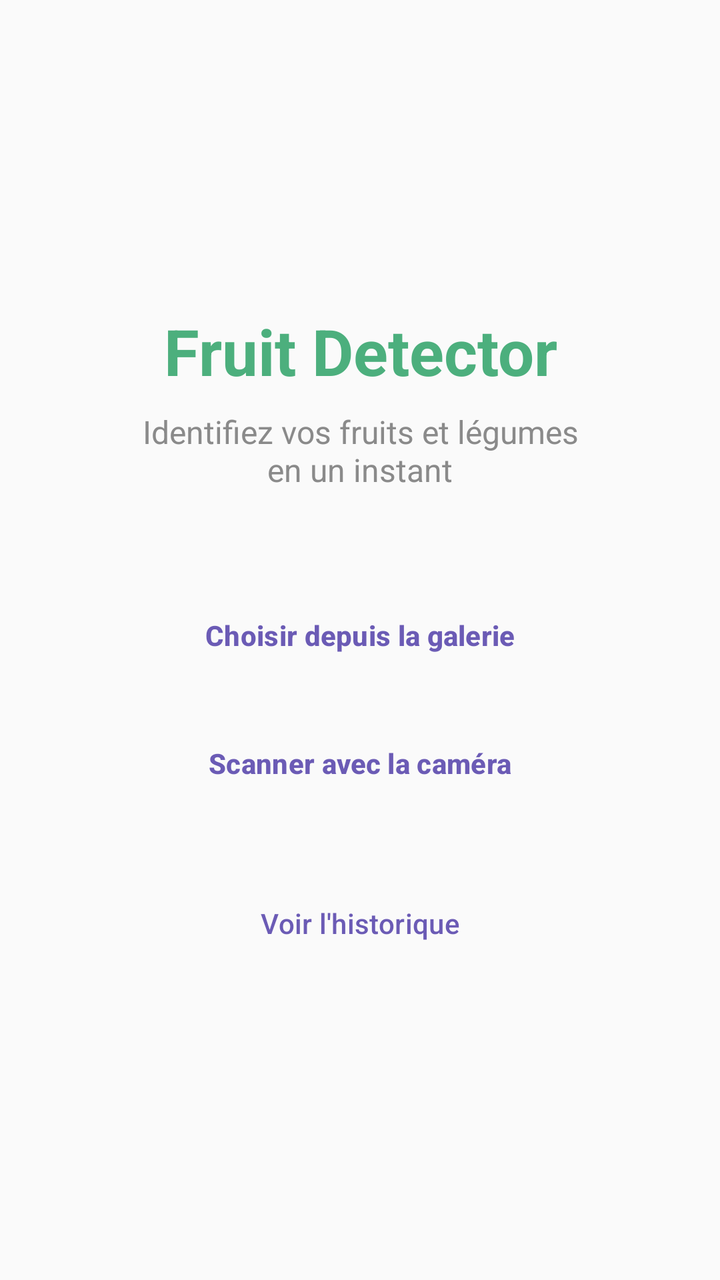
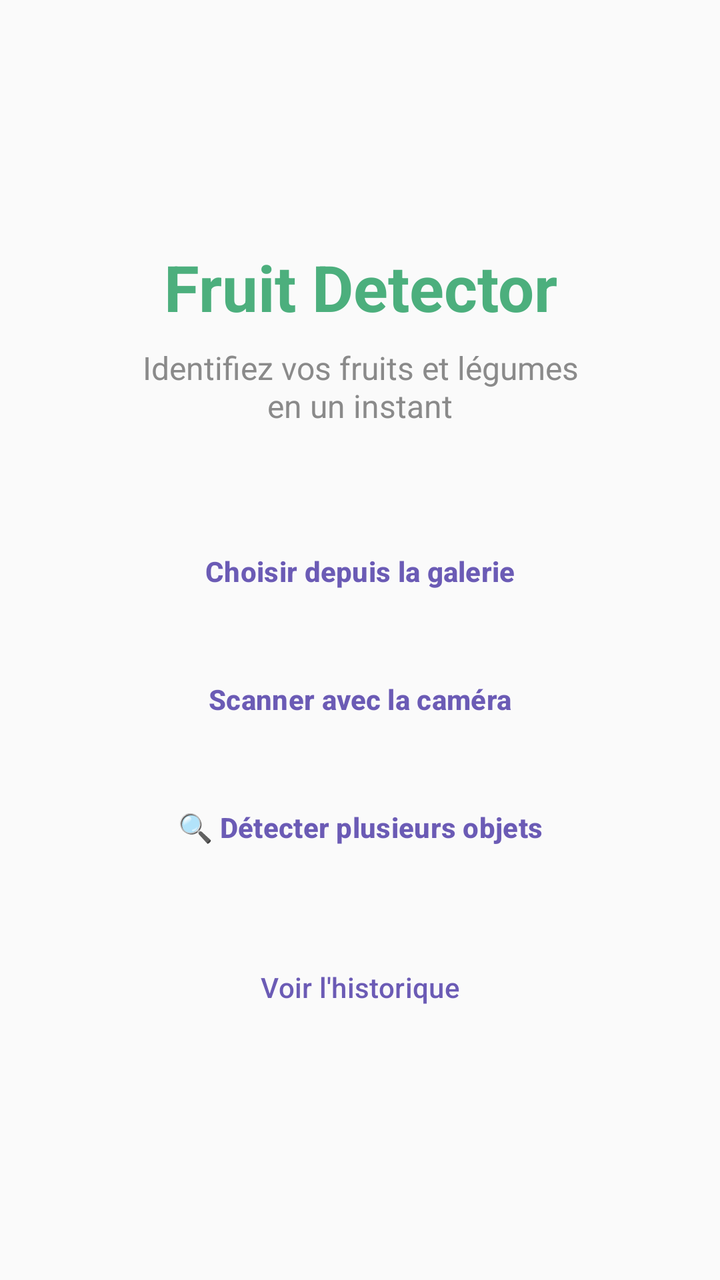

An Android layout rendered at two revisions. The XML below is the earlier revision; the diff shows what the commit changed to produce the second picture.
<!-- AndroidManifest.xml: application theme Theme.FruitDetector -->
<!-- res/layout/fragment_home.xml -->
<?xml version="1.0" encoding="utf-8"?>
<LinearLayout
    xmlns:android="http://schemas.android.com/apk/res/android"
    xmlns:tools="http://schemas.android.com/tools"
    android:layout_width="match_parent"
    android:layout_height="match_parent"
    android:orientation="vertical"
    android:gravity="center"
    android:padding="32dp"
    android:background="@color/fruit_background"
    tools:context=".view.HomeFragment">

    
    <TextView
        android:id="@+id/appTitleText"
        android:layout_width="match_parent"
        android:layout_height="wrap_content"
        android:text="@string/app_title"
        android:textSize="32sp"
        android:textStyle="bold"
        android:textColor="@color/fruit_green"
        android:gravity="center"
        android:layout_marginBottom="8dp" />

    
    <TextView
        android:id="@+id/appSubtitleText"
        android:layout_width="match_parent"
        android:layout_height="wrap_content"
        android:text="@string/app_subtitle"
        android:textSize="16sp"
        android:textColor="@color/fruit_text_secondary"
        android:gravity="center"
        android:layout_marginBottom="48dp" />

    
    <Button
        android:id="@+id/galleryButton"
        style="@style/FruitButton.Primary"
        android:layout_width="match_parent"
        android:layout_height="wrap_content"
        android:text="@string/gallery_button_text"
        android:layout_marginBottom="16dp" />

    
    <Button
        android:id="@+id/cameraButton"
        style="@style/FruitButton.Primary"
        android:layout_width="match_parent"
        android:layout_height="wrap_content"
        android:text="@string/camera_button_text"
        android:layout_marginBottom="32dp" />

    
    <Button
        android:id="@+id/historyButton"
        style="@style/FruitButton.Outlined"
        android:layout_width="match_parent"
        android:layout_height="wrap_content"
        android:text="@string/history_button_text" />

</LinearLayout>
<!-- resources referenced by this layout -->
<resources>
  <color name="fruit_background">#FAFAFA</color>
  <color name="fruit_green">#4CAF7D</color>
  <color name="fruit_text_secondary">#8A8A8A</color>
  <string name="app_subtitle">Identifiez vos fruits et légumes\nen un instant</string>
  <string name="app_title"> Fruit Detector</string>
  <string name="camera_button_text">Scanner avec la caméra</string>
  <string name="gallery_button_text">Choisir depuis la galerie</string>
  <string name="history_button_text">Voir l\'historique</string>
  <style name="FruitButton.Outlined" parent="Widget.Material3.Button.OutlinedButton">
          <item name="android:textColor">@color/fruit_purple_text</item>
          <item name="strokeColor">@color/fruit_purple</item>
          <item name="strokeWidth">1dp</item>
          <item name="cornerRadius">28dp</item>
          <item name="android:textAllCaps">false</item>
          <item name="android:paddingTop">14dp</item>
          <item name="android:paddingBottom">14dp</item>
      </style>
  <style name="FruitButton.Primary" parent="Widget.Material3.Button">
          <item name="backgroundTint">@color/fruit_purple</item>
          <item name="android:textColor">@color/fruit_purple_text</item>
          <item name="android:textStyle">bold</item>
          <item name="cornerRadius">28dp</item>
          <item name="android:textAllCaps">false</item>
          <item name="android:paddingTop">14dp</item>
          <item name="android:paddingBottom">14dp</item>
          <item name="elevation">0dp</item>
      </style>
  <style name="Theme.FruitDetector" parent="Base.Theme.FruitDetector" />
  <color name="fruit_purple_text">#6B5BB5</color>
  <color name="fruit_purple">#C4B5F0</color>
  <style name="Base.Theme.FruitDetector" parent="Theme.Material3.DayNight.NoActionBar">
          
          
      </style>
</resources>

<!-- the commit's change to res/layout/fragment_home.xml (unified diff, before → after) -->
@@ -49,6 +49,15 @@
         android:layout_width="match_parent"
         android:layout_height="wrap_content"
         android:text="@string/camera_button_text"
+        android:layout_marginBottom="16dp" />
+
+    
+    <Button
+        android:id="@+id/detectionButton"
+        style="@style/FruitButton.Primary"
+        android:layout_width="match_parent"
+        android:layout_height="wrap_content"
+        android:text="@string/detection_button_text"
         android:layout_marginBottom="32dp" />
 
     
<!-- resource entries referenced after the edit -->
@@ -6,6 +6,7 @@
   <string name="app_subtitle">Identifiez vos fruits et légumes\nen un instant</string>
   <string name="app_title"> Fruit Detector</string>
   <string name="camera_button_text">Scanner avec la caméra</string>
+  <string name="detection_button_text">🔍 Détecter plusieurs objets</string>
   <string name="gallery_button_text">Choisir depuis la galerie</string>
   <string name="history_button_text">Voir l\'historique</string>
   <style name="FruitButton.Outlined" parent="Widget.Material3.Button.OutlinedButton">
